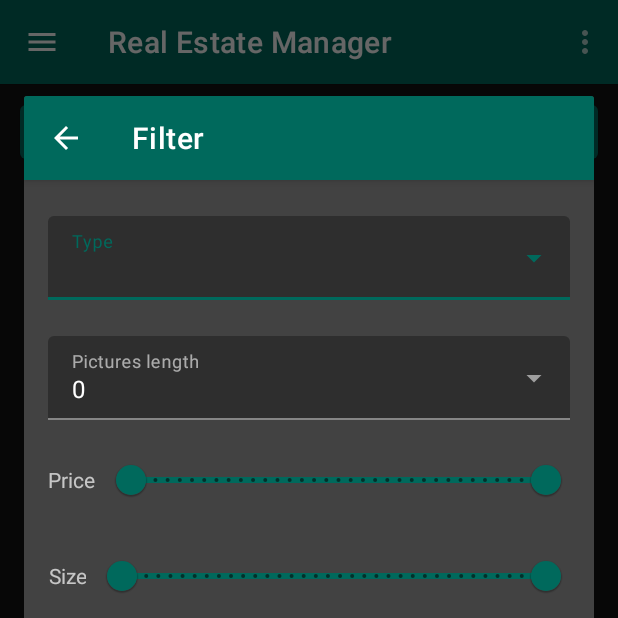
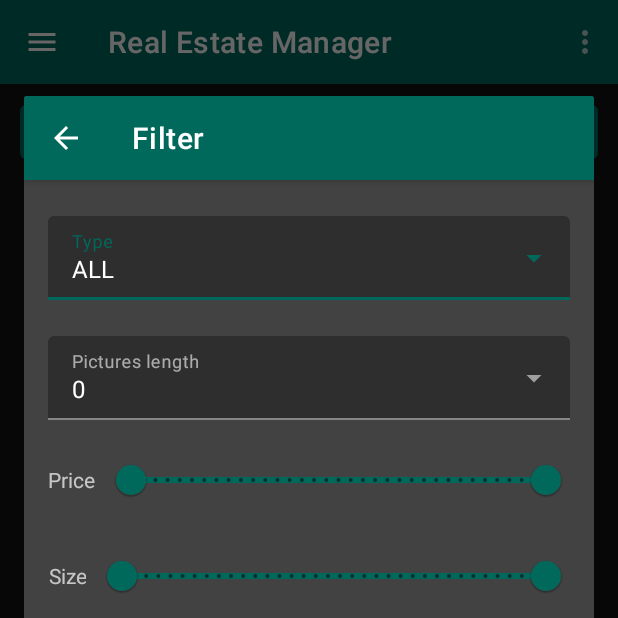
Before and after one commit to YoannR09/Projet_9_Android_OpenClassrooms, an Android app: the fragment FilterPropertyDialogFragment placed in its activity, on a phone screen of 412 x 824 dp, the top half of it. Run offline under Robolectric (Android 15) with nearby library versions, the phone set to English and light mode, and no system bars; our stand-ins replace Firebase (no records; nobody signed in at launch, a user with empty details on screens opened directly); libraries missing offline, so code that uses them is left out: com.firebase.ui; pictures from the network do not load.

Commit message:
fix: filter select type

```diff
--- a/RealEstateManager/app/src/main/java/com/openclassrooms/realestatemanager/presentation/fragments/propertyList/FilterPropertyDialogFragment.kt
+++ b/RealEstateManager/app/src/main/java/com/openclassrooms/realestatemanager/presentation/fragments/propertyList/FilterPropertyDialogFragment.kt
@@ -65,6 +65,8 @@ class FilterPropertyDialogFragment : DialogFragment() {
         inputSelectType.addTextChangedListener {
             homeActivitySharedViewModel.typeSelect.value = it.toString()
         }
+
+        inputSelectType.setText(homeActivitySharedViewModel.typeSelect.value, false)
 
         inputSelectPicturesLength.addTextChangedListener {
             homeActivitySharedViewModel.picturesLength.value = it.toString()
```
